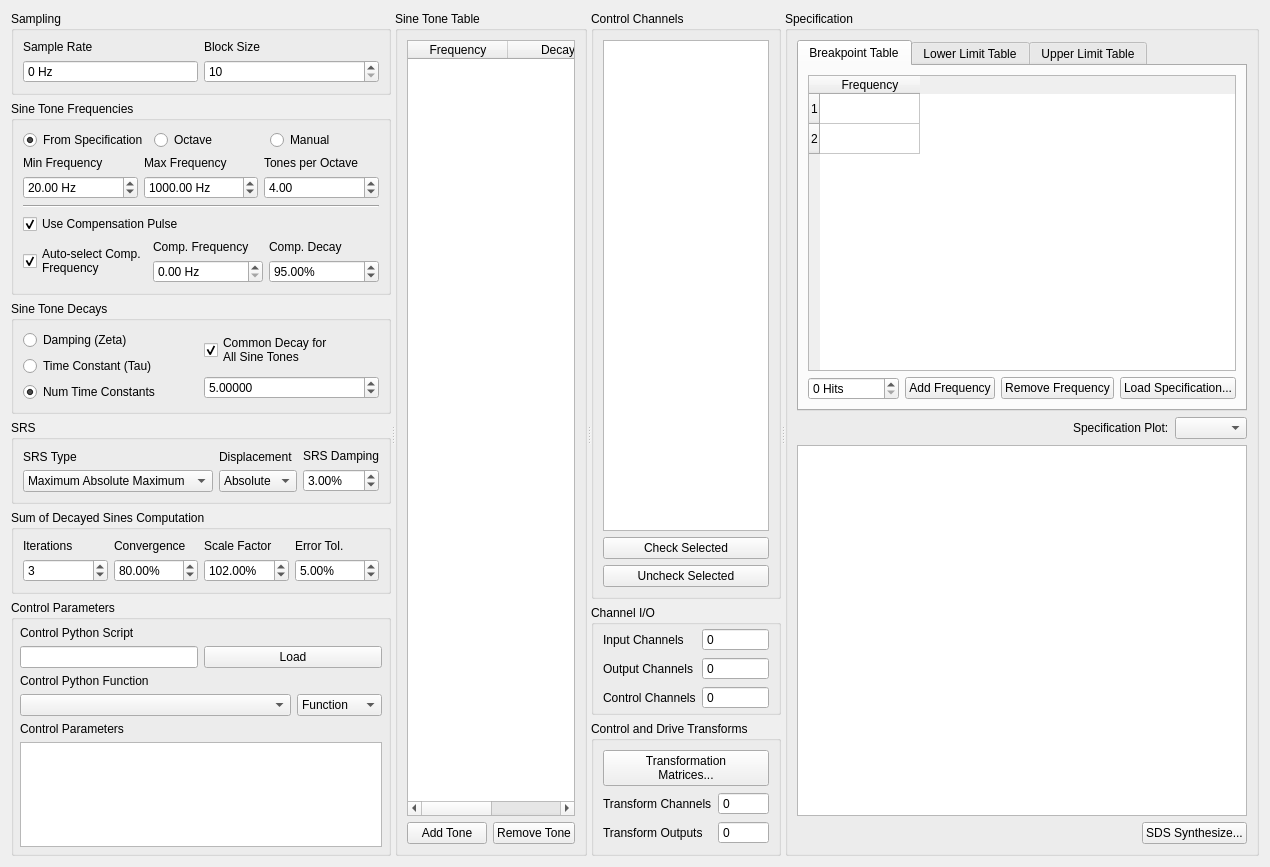
First picture: the form in src/rattlesnake/components/srs_sds_definition.ui, repository sandialabs/rattlesnake-vibration-controller, before the edit.
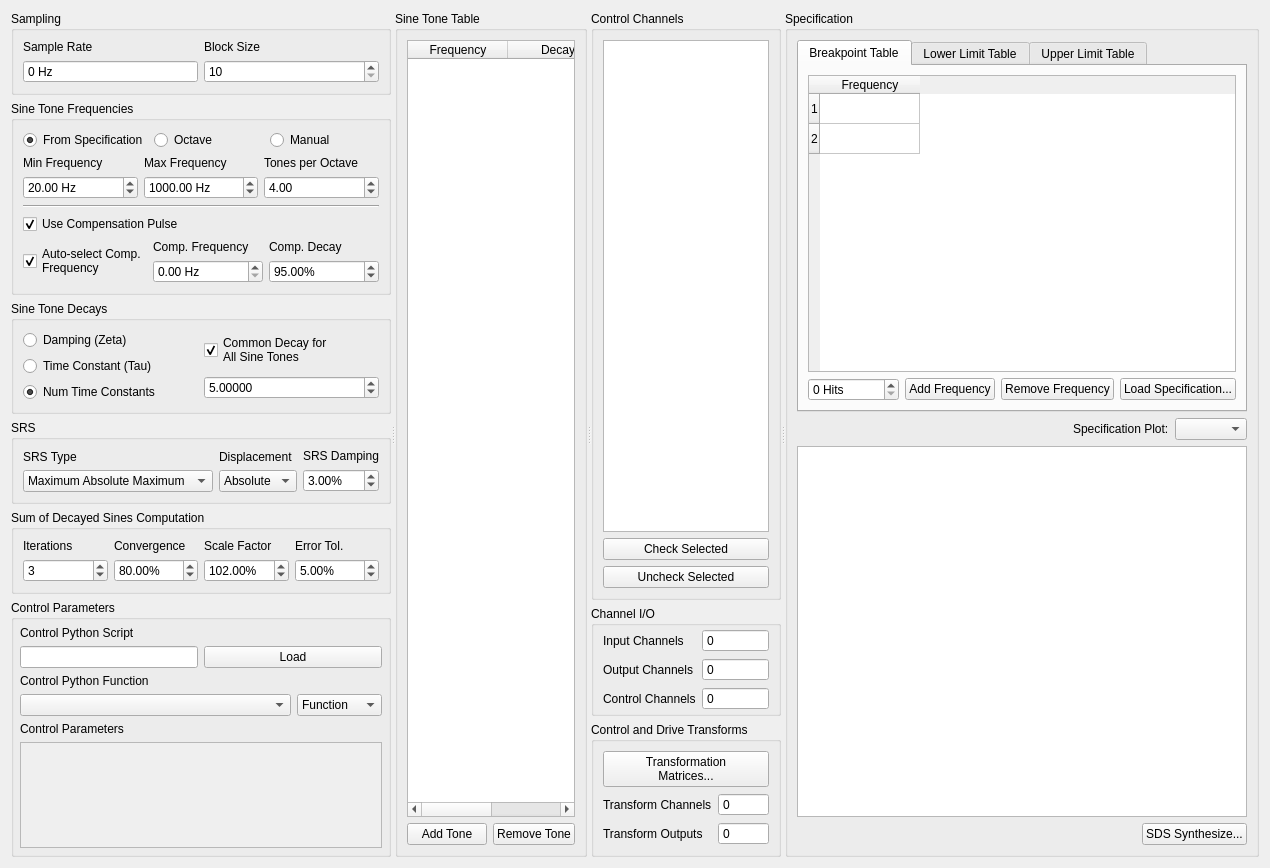
Second picture: the form after the edit. Custom widgets are drawn as their Qt base class.

Commit message: Added control law capability that updates the UI based on extra arguments provided to the control law functions.

Diff of the .ui file:
```diff
--- a/src/rattlesnake/components/srs_sds_definition.ui
+++ b/src/rattlesnake/components/srs_sds_definition.ui
@@ -7,7 +7,7 @@
     <x>0</x>
     <y>0</y>
     <width>1252</width>
-    <height>867</height>
+    <height>868</height>
    </rect>
   </property>
   <property name="windowTitle">
@@ -741,22 +741,21 @@
              </widget>
             </item>
             <item>
-             <widget class="QTextEdit" name="control_parameters_text_input">
-              <property name="sizePolicy">
-               <sizepolicy hsizetype="MinimumExpanding" vsizetype="Expanding">
-                <horstretch>0</horstretch>
-                <verstretch>0</verstretch>
-               </sizepolicy>
+             <widget class="QScrollArea" name="control_parameters_scroll_area">
+              <property name="widgetResizable">
+               <bool>true</bool>
               </property>
-              <property name="toolTip">
-               <string>Any additional parameters needed by the control law are entered in this text box.  It is up to the control law to define what is needed to be defined in this box.</string>
-              </property>
-              <property name="lineWrapMode">
-               <enum>QTextEdit::NoWrap</enum>
-              </property>
-              <property name="acceptRichText">
-               <bool>false</bool>
-              </property>
+              <widget class="QWidget" name="control_parameters_widget">
+               <property name="geometry">
+                <rect>
+                 <x>0</x>
+                 <y>0</y>
+                 <width>328</width>
+                 <height>165</height>
+                </rect>
+               </property>
+               <layout class="QFormLayout" name="control_parameters_widget_layout"/>
+              </widget>
              </widget>
             </item>
            </layout>
```
Left out of the diff: 5 changed lines with no effect on the pictures. The commit also changes 5 other files.
